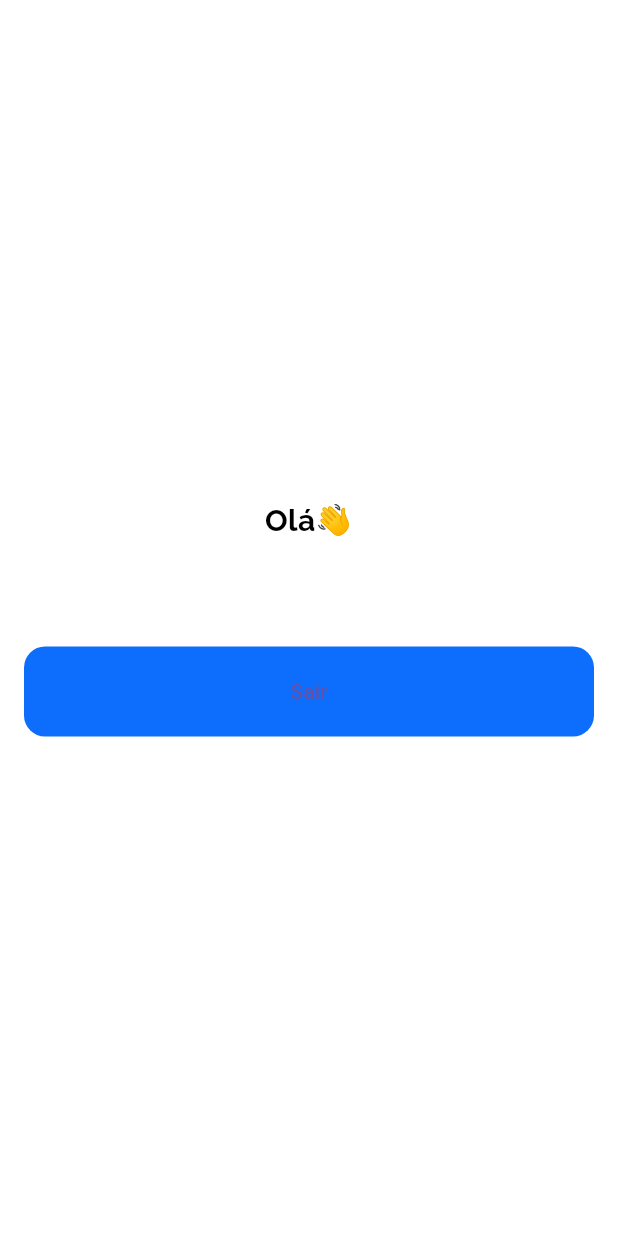
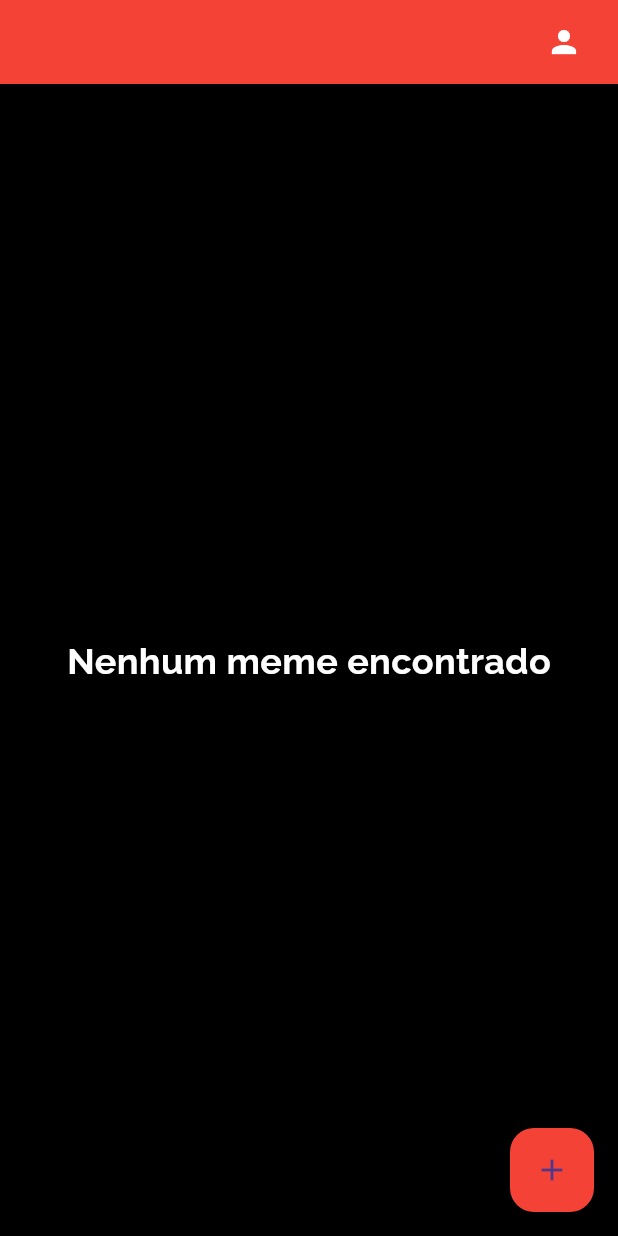
Before and after one commit to BiaTrixie/memeotecav1, a Flutter app: the Home screen opened directly, on a phone screen of 412 x 824 dp. Run offline on Flutter 3.47's test engine with Material 3 defaults, Android fonts, the phone set to English and light mode, and no system bars; our stand-ins replace cloud_firestore, firebase_auth, firebase_core, fluttertoast, google_fonts; accounts and stored records are empty; network calls fail.

Commit message:
estilizando páginas e arrumando a home

```diff
--- a/lib/pages/home.dart
+++ b/lib/pages/home.dart
@@ -2,6 +2,8 @@ import 'package:memeotecav1/services/auth.dart';
 import 'package:firebase_auth/firebase_auth.dart';
 import 'package:flutter/material.dart';
 import 'package:google_fonts/google_fonts.dart';
+import 'package:memeotecav1/services/firestore.dart';
+import 'package:cloud_firestore/cloud_firestore.dart';
 
 class Home extends StatelessWidget {
   const Home({super.key});
@@ -9,57 +11,118 @@ class Home extends StatelessWidget {
   @override
   Widget build(BuildContext context) {
     return Scaffold(
-      backgroundColor: Colors.white,
-      body: SafeArea(
-        child: Padding(
-          padding: const EdgeInsets.symmetric(horizontal: 16,vertical: 16),
-          child: Column(
-            mainAxisAlignment: MainAxisAlignment.center,
+      backgroundColor: Colors.black,
+      appBar: AppBar(
+        backgroundColor: Colors.red,
+        elevation: 0,
+        title: Row(
+          mainAxisAlignment: MainAxisAlignment.end,
           children: [
-              Text(
-                  'Olá👋',
-                  style: GoogleFonts.raleway(
-                    textStyle: const TextStyle(
-                      color: Colors.black,
-                      fontWeight: FontWeight.bold,
-                      fontSize: 20
-                    )
+            const Icon(
+              Icons.person,
+              color: Colors.white,
             ),
-                ),
-                const SizedBox(height: 10,),
+            const SizedBox(width: 8),
             Text(
               FirebaseAuth.instance.currentUser!.email!.toString(),
               style: GoogleFonts.raleway(
                 textStyle: const TextStyle(
-                      color: Colors.black,
+                  color: Colors.white,
                   fontWeight: FontWeight.bold,
-                      fontSize: 20
-                    )
+                  fontSize: 16,
                 ),
               ),
-                 const SizedBox(height: 30,),
-                _logout(context)
+            ),
           ],
+        ),
+      ),
+      body: StreamBuilder<QuerySnapshot>(
+        stream: FirestoreService().getMemeStream(),
+        builder: (context, snapshot) {
+          if (snapshot.connectionState == ConnectionState.waiting) {
+            return const Center(
+              child: CircularProgressIndicator(color: Colors.red),
+            );
+          }
+          if (!snapshot.hasData || snapshot.data!.docs.isEmpty) {
+            return Center(
+              child: Text(
+                'Nenhum meme encontrado',
+                style: GoogleFonts.raleway(
+                  textStyle: const TextStyle(
+                    color: Colors.white,
+                    fontWeight: FontWeight.bold,
+                    fontSize: 24,
                   ),
                 ),
               ),
             );
           }
 
-  Widget _logout(BuildContext context) {
-    return ElevatedButton(
-      style: ElevatedButton.styleFrom(
-        backgroundColor: const Color(0xff0D6EFD),
+          final memes = snapshot.data!.docs;
+
+          return ListView.builder(
+            padding: const EdgeInsets.all(16),
+            itemCount: memes.length,
+            itemBuilder: (context, index) {
+              final meme = memes[index];
+              final imageUrl = meme['imageUrl'] ?? '';
+              final title = meme['title'] ?? 'Sem título';
+
+              return Card(
+                color: Colors.grey[900],
                 shape: RoundedRectangleBorder(
-          borderRadius: BorderRadius.circular(14),
+                  borderRadius: BorderRadius.circular(12),
                 ),
-        minimumSize: const Size(double.infinity, 60),
-        elevation: 0,
+                margin: const EdgeInsets.symmetric(vertical: 10),
+                child: Padding(
+                  padding: const EdgeInsets.all(16),
+                  child: Column(
+                    crossAxisAlignment: CrossAxisAlignment.start,
+                    children: [
+                      if (imageUrl.isNotEmpty)
+                        ClipRRect(
+                          borderRadius: BorderRadius.circular(8),
+                          child: Image.network(
+                            imageUrl,
+                            fit: BoxFit.cover,
+                            width: double.infinity,
+                            height: 200,
+                            errorBuilder: (context, error, stackTrace) {
+                              return const Icon(
+                                Icons.broken_image,
+                                color: Colors.white,
+                                size: 50,
+                              );
+                            },
                           ),
+                        ),
+                      const SizedBox(height: 10),
+                      Text(
+                        title,
+                        style: GoogleFonts.raleway(
+                          textStyle: const TextStyle(
+                            color: Colors.white,
+                            fontWeight: FontWeight.bold,
+                            fontSize: 18,
+                          ),
+                        ),
+                      ),
+                    ],
+                  ),
+                ),
+              );
+            },
+          );
+        },
+      ),
+      floatingActionButton: FloatingActionButton(
+        backgroundColor: const Color.fromARGB(255, 244, 67, 54),
         onPressed: () async {
-        await AuthService().signout(context: context);
+          // Implementação do botão de ação flutuante para adicionar memes
         },
-      child: const Text("Sair"),
+        child: const Icon(Icons.add),
+      ),
     );
   }
 }
```
Also changed, not shown: lib/pages/login.dart (+23 -34 lines), lib/services/firestore.dart (+26 -27 lines), lib/assets/logo.jpeg (added). Lines whose indentation alone changed are shown as unchanged.
